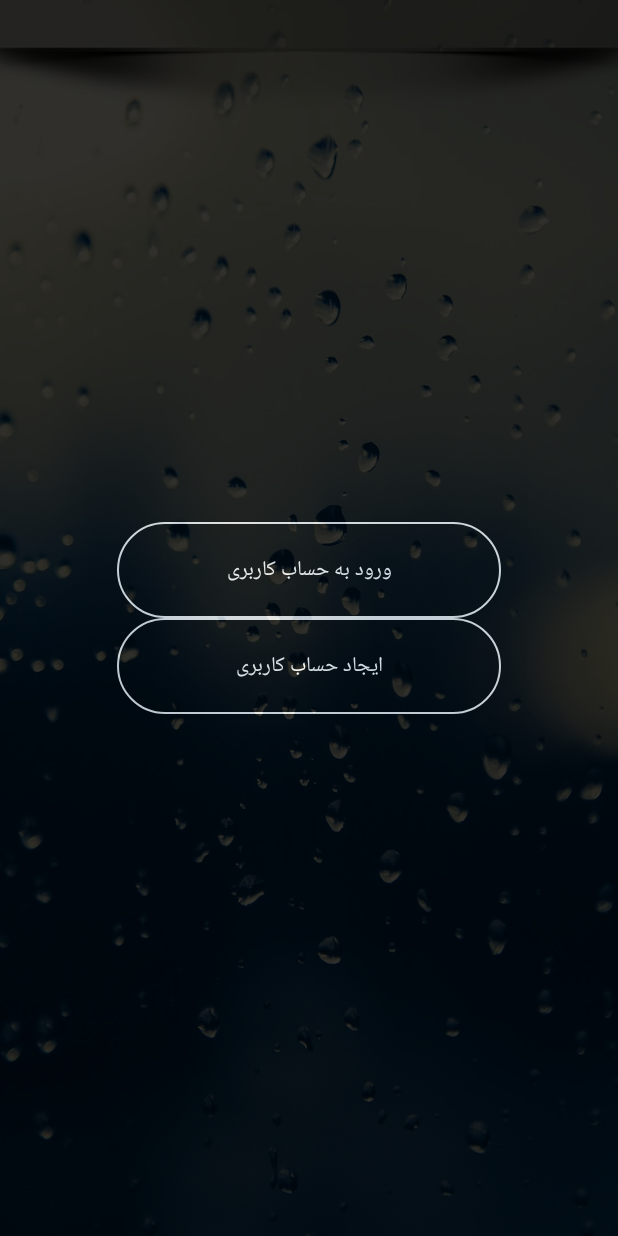
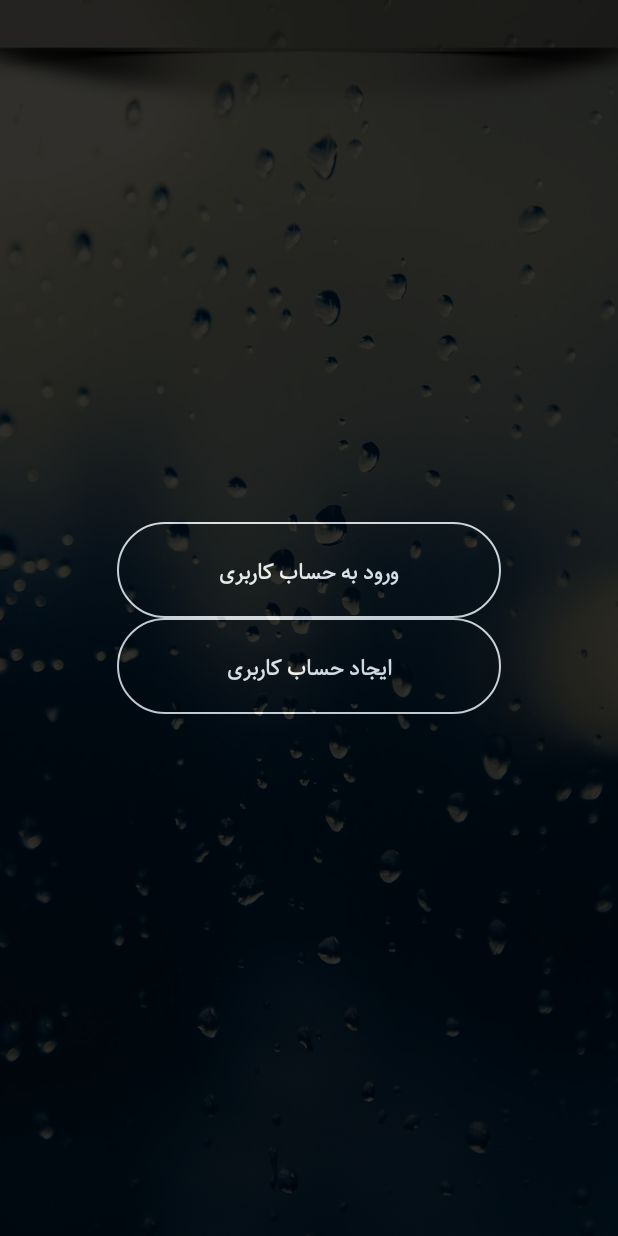
Before and after one commit to mabahmani/OnlineShoppingApp, an Android app: the screen it shows after launch (MainActivity), on a phone screen of 412 x 824 dp. Run offline under Robolectric (Android 15) with nearby library versions, the phone set to English and light mode, and no system bars.

Commit message:
Some Ui Improvements.

```diff
--- a/app/src/main/java/com/mab/onlineshopping/ProductsActivity.java
+++ b/app/src/main/java/com/mab/onlineshopping/ProductsActivity.java
@@ -67,7 +67,9 @@ public class ProductsActivity extends AppCompatActivity {
                                 case DialogInterface.BUTTON_POSITIVE: {
                                     UserPreferencesManager.getInstance(getApplicationContext()).clear();
                                     Intent intent = new Intent(ProductsActivity.this,MainActivity.class);
+                                    intent.addFlags(Intent.FLAG_ACTIVITY_CLEAR_TASK | Intent.FLAG_ACTIVITY_CLEAR_TOP);
                                     startActivity(intent);
+                                    finish();
                                     break;
                                 }
                                 case DialogInterface.BUTTON_NEGATIVE:
--- a/app/src/main/res/layout/activity_main.xml
+++ b/app/src/main/res/layout/activity_main.xml
@@ -4,9 +4,18 @@
     xmlns:tools="http://schemas.android.com/tools"
     android:layout_width="match_parent"
     android:layout_height="match_parent"
-    android:background="@drawable/login_bg"
     tools:context=".MainActivity"
     tools:layout_editor_absoluteY="25dp">
+
+    <ImageView
+        android:layout_width="0dp"
+        app:layout_constraintLeft_toLeftOf="parent"
+        app:layout_constraintRight_toRightOf="parent"
+        app:layout_constraintTop_toTopOf="parent"
+        app:layout_constraintBottom_toBottomOf="parent"
+        android:src="@drawable/login_bg"
+        android:scaleType="fitXY"
+        android:layout_height="0dp" />
 
     <android.support.constraint.ConstraintLayout
         android:id="@+id/constraintLayout"
@@ -37,6 +46,8 @@
                 app:layout_constraintLeft_toLeftOf="parent"
                 app:layout_constraintRight_toRightOf="parent"
                 android:layout_margin="30dp"
+                android:fontFamily="@font/sahel"
+                android:textStyle="bold"
                 android:text="@string/sign_in"
                 android:textColor="#ffffff"
                 />
@@ -48,6 +59,8 @@
                 android:background="@drawable/login_button"
                 android:text="@string/sign_up"
                 android:textColor="#ffffff"
+                android:fontFamily="@font/sahel"
+                android:textStyle="bold"
                 app:layout_constraintLeft_toLeftOf="parent"
                 app:layout_constraintRight_toRightOf="parent"
                 app:layout_constraintTop_toBottomOf="@+id/sign_in_button" />
```
Also changed, not shown: app/src/main/java/com/mab/onlineshopping/OrdersHistoryFragment.java (+11 -5 lines), app/src/main/res/layout/activity_sign_in.xml (+11 -1 lines), app/src/main/res/layout/activity_sign_up.xml (+11 -1 lines).
